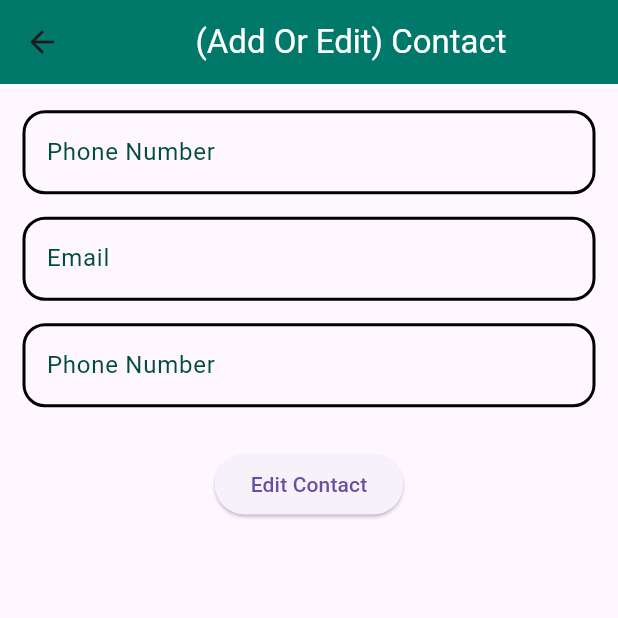
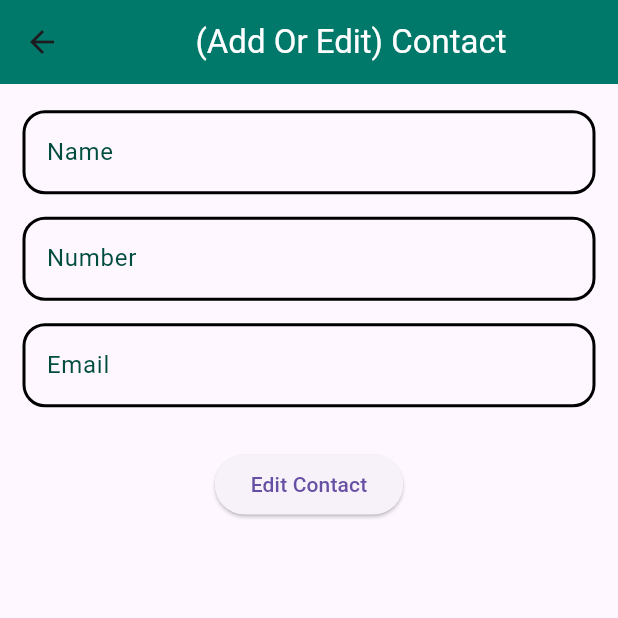
Before and after one commit to AsmaaEltalawy/Contacts, a Flutter app: the EditContact screen opened directly with empty values, after a tap on "Edit Contact", on a phone screen of 412 x 824 dp, the top half of it. Run offline on Flutter 3.47's test engine with Material 3 defaults, Android fonts, the phone set to English and light mode, and no system bars; our stand-ins replace hive, hive_flutter; accounts and stored records are empty.

Commit message:
add update func

```diff
--- a/lib/Pages/editContact.dart
+++ b/lib/Pages/editContact.dart
@@ -1,5 +1,3 @@
-import 'dart:ffi';
-
 import 'package:contacts/Components/contact_info.dart';
 import 'package:contacts/data/models/database_model.dart';
 import 'package:contacts/provider.dart';
@@ -10,8 +8,7 @@ class EditContact extends StatelessWidget {
   final ContactInformation contact;
   final int index;
 
-  const EditContact({required this.contact,required this.index});
-
+  const EditContact({required this.contact, required this.index});
 
   @override
   Widget build(BuildContext context) {
@@ -42,7 +39,7 @@ class EditContact extends StatelessWidget {
               cursorColor: Colors.teal,
               controller: provider.controller4,
               decoration: InputDecoration(
-                labelText: 'Phone Number',
+                labelText: 'Name',
                 labelStyle: TextStyle(color: Colors.teal.shade900),
                 focusedBorder: label,
                 enabledBorder: label,
@@ -56,7 +53,7 @@ class EditContact extends StatelessWidget {
               cursorColor: Colors.teal,
               controller: provider.controller5,
               decoration: InputDecoration(
-                  labelText: "Email",
+                  labelText: "Number",
                   labelStyle: TextStyle(color: Colors.teal.shade900),
                   focusedBorder: label,
                   enabledBorder: label),
@@ -69,7 +66,7 @@ class EditContact extends StatelessWidget {
               cursorColor: Colors.teal,
               controller: provider.controller6,
               decoration: InputDecoration(
-                  labelText: 'Phone Number',
+                  labelText: 'Email',
                   labelStyle: TextStyle(color: Colors.teal.shade900),
                   focusedBorder: label,
                   enabledBorder: label),
@@ -80,10 +77,12 @@ class EditContact extends StatelessWidget {
           ),
           ElevatedButton(
             onPressed: () {
-              provider.updateContact(ContactsModel(
-                  name: contact.name,
-                  number: contact.number,
-                  email: contact.email),index);
+              provider.updateContact(
+                  ContactsModel(
+                      name: contact.name,
+                      number: contact.number,
+                      email: contact.email),
+                  index);
             },
             child: const Text('Edit Contact'),
           ),
--- a/lib/main.dart
+++ b/lib/main.dart
@@ -1,4 +1,3 @@
-import 'package:contacts/Pages/editContact.dart';
 import 'package:contacts/data/models/database_model.dart';
 import 'package:contacts/provider.dart';
 import 'package:flutter/material.dart';
--- a/lib/provider.dart
+++ b/lib/provider.dart
@@ -12,6 +12,8 @@ class DataProvider with ChangeNotifier {
   TextEditingController controller2 = TextEditingController();
   TextEditingController controller1 = TextEditingController();
   TextEditingController controller3 = TextEditingController();
+
+/////////////////////////////////////////////////////////////////////////////////////////////
 
   TextEditingController controller4 = TextEditingController();
   TextEditingController controller5 = TextEditingController();
@@ -29,20 +31,16 @@ class DataProvider with ChangeNotifier {
     notifyListeners();
   }
 
-  void updateContact(ContactsModel oldContact,int index) {
-    int index =0;
-    // contactsDatabase.loadContacts().indexOf(oldContact);
-      var updatedContact = ContactsModel(
-          name: controller4.text,
-          email: controller5.text,
-          number: controller6.text
-      );
-      contactsList[index]= updatedContact;
-      contactsDatabase.updateContact(index, updatedContact);
+  void updateContact(ContactsModel oldContact, int index) {
+    var updatedContact = ContactsModel(
+        name: controller4.text,
+        number: controller5.text,
+        email: controller6.text);
+    contactsList[index] = updatedContact;
+    contactsDatabase.updateContact(index, updatedContact);
 
-
-      clearControllers();
-      notifyListeners();
+    clearControllers();
+    notifyListeners();
   }
 
   void clearControllers() {
```
